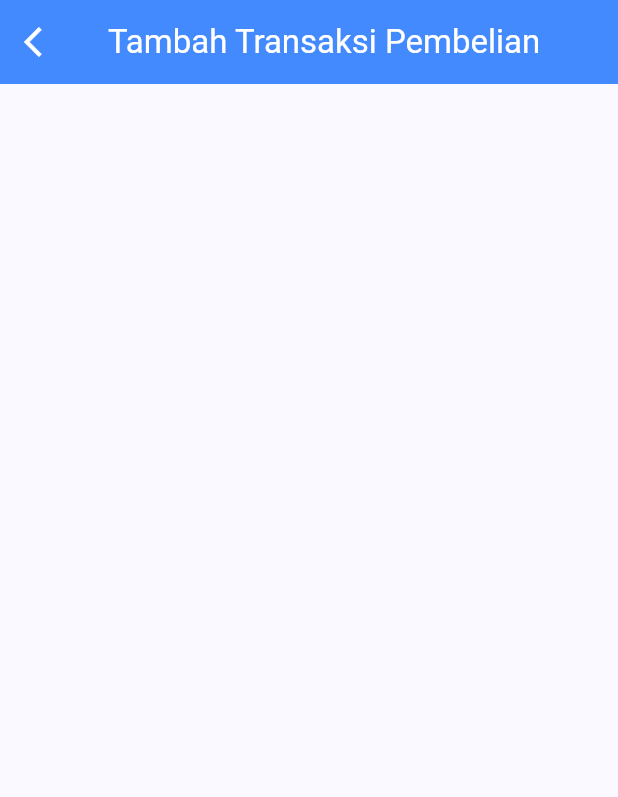
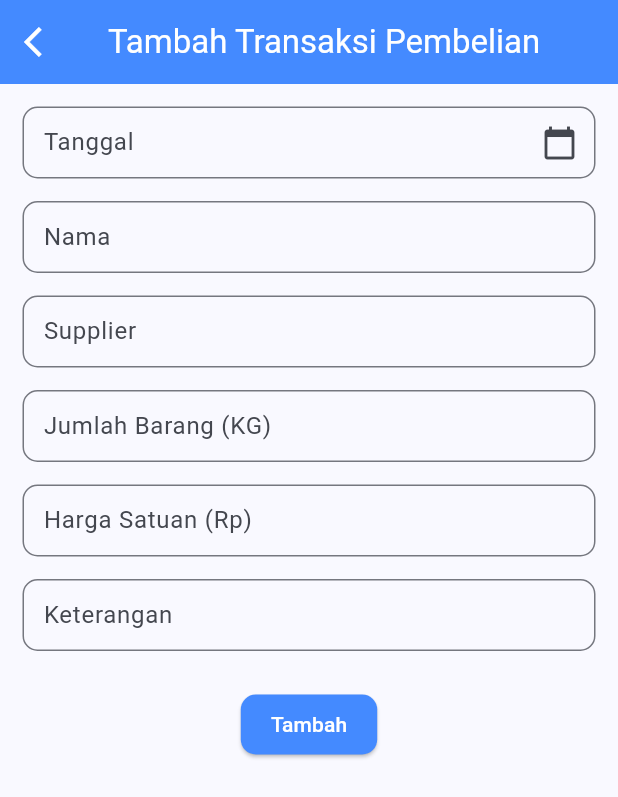
Before and after one commit to Ivanbhagaskara2608/Sumber-Rejeki-App, a Flutter app: the AddPurchasePage screen opened by its route, on a phone screen of 412 x 824 dp. Shown: the top 797 px of the screen. Run offline on Flutter 3.47's test engine with Material 3 defaults, Android fonts, the phone set to English and light mode, and no system bars; our stand-ins replace dropdown_button2.

```diff
--- a/lib/main.dart
+++ b/lib/main.dart
@@ -1,10 +1,13 @@
 import 'package:flutter/material.dart';
+import 'package:sumber_rezeki/pages/add_barang_jadi.dart';
 import 'package:sumber_rezeki/pages/add_purchase.dart';
+import 'package:sumber_rezeki/pages/add_sale.dart';
 import 'package:sumber_rezeki/pages/purchase.dart';
 import 'package:sumber_rezeki/pages/login.dart';
 import 'package:sumber_rezeki/pages/sale.dart';
 import 'package:sumber_rezeki/pages/splashscreen.dart';
 import 'package:sumber_rezeki/pages/dashboard.dart';
+import 'package:sumber_rezeki/pages/stock_barang.dart';
 import 'package:sumber_rezeki/pages/transaction.dart';
 
 void main() {
@@ -26,6 +29,9 @@ class MyApp extends StatelessWidget {
         '/purchase': (context) => const PurchasePage(),
         '/sale': (context) => const SalePage(),
         '/add-purchase': (context) => const AddPurchasePage(),
+        '/add-sale': (context) => const AddSalePage(),
+        '/stock-barang': (context) => const StockBarangPage(),
+        '/add-barang-jadi': (context) => const AddBarangJadiPage(),
       },
       debugShowCheckedModeBanner: false,
       title: 'Flutter Demo',
--- a/lib/pages/add_purchase.dart
+++ b/lib/pages/add_purchase.dart
@@ -1,4 +1,6 @@
 import 'package:flutter/material.dart';
+import 'package:sumber_rezeki/widgets/custom_calendar_textfield.dart';
+import 'package:sumber_rezeki/widgets/custom_textfield.dart';
 
 class AddPurchasePage extends StatefulWidget {
   const AddPurchasePage({super.key});
@@ -8,6 +10,12 @@ class AddPurchasePage extends StatefulWidget {
 }
 
 class _AddPurchasePageState extends State<AddPurchasePage> {
+  final TextEditingController namaController = TextEditingController();
+  final TextEditingController supplierController = TextEditingController();
+  final TextEditingController jumlahController = TextEditingController();
+  final TextEditingController hargaController = TextEditingController();
+  final TextEditingController keteranganController = TextEditingController();
+  final TextEditingController tanggalController = TextEditingController();
   @override
   Widget build(BuildContext context) {
     return Scaffold(
@@ -24,6 +32,51 @@ class _AddPurchasePageState extends State<AddPurchasePage> {
           style: TextStyle(color: Colors.white),
         ),
       ),
+      body: Padding(
+        padding: const EdgeInsets.all(15.0),
+        child: Column(
+          children: [
+            CustomCalendarTextField(
+                controller: tanggalController, hintText: "Tanggal"),
+            const SizedBox(height: 15),
+            CustomTextField(controller: namaController, hintText: "Nama"),
+            const SizedBox(height: 15),
+            CustomTextField(
+                controller: supplierController, hintText: "Supplier"),
+            const SizedBox(height: 15),
+            CustomTextField(
+                controller: jumlahController,
+                hintText: "Jumlah Barang (KG)",
+                keyboardType: TextInputType.number),
+            const SizedBox(height: 15),
+            CustomTextField(
+                controller: hargaController,
+                hintText: "Harga Satuan (Rp)",
+                keyboardType: TextInputType.number),
+            const SizedBox(height: 15),
+            CustomTextField(
+                controller: keteranganController, hintText: "Keterangan"),
+            const SizedBox(height: 25),
+            ElevatedButton(
+              onPressed: () {
+                // Do something
+              },
+              style: ElevatedButton.styleFrom(
+                backgroundColor: Colors.blueAccent,
+                padding:
+                    const EdgeInsets.symmetric(horizontal: 20, vertical: 10),
+                shape: RoundedRectangleBorder(
+                  borderRadius: BorderRadius.circular(10),
+                ),
+              ),
+              child: const Text(
+                'Tambah',
+                style: TextStyle(color: Colors.white),
+              ),
+            ),
+          ],
+        ),
+      ),
     );
   }
 }
--- a/lib/pages/dashboard.dart
+++ b/lib/pages/dashboard.dart
@@ -17,7 +17,7 @@ class DashboardPage extends StatelessWidget {
       ),
       const SizedBox(height: 10),
       const Text(
-        '1.600.000',
+        '600.000',
         style: TextStyle(fontSize: 18),
       ),
       const SizedBox(
@@ -101,7 +101,7 @@ class DashboardPage extends StatelessWidget {
             ),
             InkWell(
               onTap: () {
-                print('Stok Barang');
+                Navigator.pushNamed(context, '/stock-barang');
               },
               child: Column(
                 children: [
@@ -115,6 +115,8 @@ class DashboardPage extends StatelessWidget {
             ),
             InkWell(
               onTap: () {
+                Navigator.pushNamedAndRemoveUntil(
+                    context, "/login", (route) => false);
               },
               child: Column(
                 children: [
--- a/lib/pages/sale.dart
+++ b/lib/pages/sale.dart
@@ -48,7 +48,9 @@ class SalePage extends StatelessWidget {
           }),
         ),
         floatingActionButton: FloatingActionButton(
-          onPressed: () {},
+          onPressed: () {
+            Navigator.pushNamed(context, '/add-sale');
+          },
           backgroundColor: Colors.blueAccent,
           shape: const CircleBorder(),
           child: const Icon(Icons.add, color: Colors.white),
--- /dev/null
+++ b/lib/widgets/custom_calendar_textfield.dart
@@ -0,0 +1,52 @@
+import 'package:flutter/material.dart';
+import 'package:intl/intl.dart';
+
+class CustomCalendarTextField extends StatefulWidget {
+  final TextEditingController controller;
+  final String hintText;
+
+  const CustomCalendarTextField({
+    super.key,
+    required this.controller,
+    required this.hintText,
+  });
+
+  @override
+  State<CustomCalendarTextField> createState() =>
+      _CustomCalendarTextFieldState();
+}
+
+class _CustomCalendarTextFieldState extends State<CustomCalendarTextField> {
+  @override
+  Widget build(BuildContext context) {
+    return TextFormField(
+      controller: widget.controller,
+      readOnly: true,
+      onTap: () async {
+        DateTime? pickedDate = await showDatePicker(
+          context: context,
+          initialDate: DateTime.now(),
+          firstDate: DateTime(
+              2000), //DateTime.now() - not to allow to choose before today.
+          lastDate: DateTime(2101),
+        );
+
+        if (pickedDate != null) {
+          String formattedDate = DateFormat('yyyy-MM-dd').format(pickedDate);
+
+          setState(() {
+            widget.controller.text = formattedDate;
+          });
+        }
+      },
+      decoration: InputDecoration(
+        suffixIcon: const Icon(Icons.calendar_today),
+        hintText: widget.hintText,
+        border: const OutlineInputBorder(
+          borderRadius: BorderRadius.all(Radius.circular(10)),
+        ),
+        contentPadding: const EdgeInsets.symmetric(horizontal: 10, vertical: 5),
+      ),
+    );
+  }
+}
--- /dev/null
+++ b/lib/widgets/custom_textfield.dart
@@ -0,0 +1,29 @@
+import 'package:flutter/material.dart';
+
+class CustomTextField extends StatelessWidget {
+  final TextEditingController controller;
+  final String hintText;
+  final TextInputType keyboardType;
+
+  const CustomTextField({
+    super.key,
+    required this.controller,
+    required this.hintText,
+    this.keyboardType = TextInputType.text, // Default to TextInputType.text
+  });
+
+  @override
+  Widget build(BuildContext context) {
+    return TextFormField(
+      controller: controller,
+      keyboardType: keyboardType,
+      decoration: InputDecoration(
+        hintText: hintText,
+        border: const OutlineInputBorder(
+          borderRadius: BorderRadius.all(Radius.circular(10)),
+        ),
+        contentPadding: const EdgeInsets.symmetric(horizontal: 10, vertical: 5),
+      ),
+    );
+  }
+}
--- a/pubspec.yaml
+++ b/pubspec.yaml
@@ -36,6 +36,7 @@ dependencies:
   # Use with the CupertinoIcons class for iOS style icons.
   cupertino_icons: ^1.0.6
   intl: ^0.19.0
+  dropdown_button2: ^2.3.9
 
 dev_dependencies:
   flutter_test:
```
Also changed, not shown: lib/pages/add_barang_jadi.dart (added, +99 -0 lines), lib/pages/add_sale.dart (added, +88 -0 lines), lib/pages/barang_jadi.dart (added, +61 -0 lines), lib/pages/barang_mentah.dart (added, +52 -0 lines), lib/pages/login.dart (+4 -8 lines), lib/pages/stock_barang.dart (added, +51 -0 lines), lib/widgets/custom_dropdown.dart (added, +64 -0 lines), pubspec.lock.
